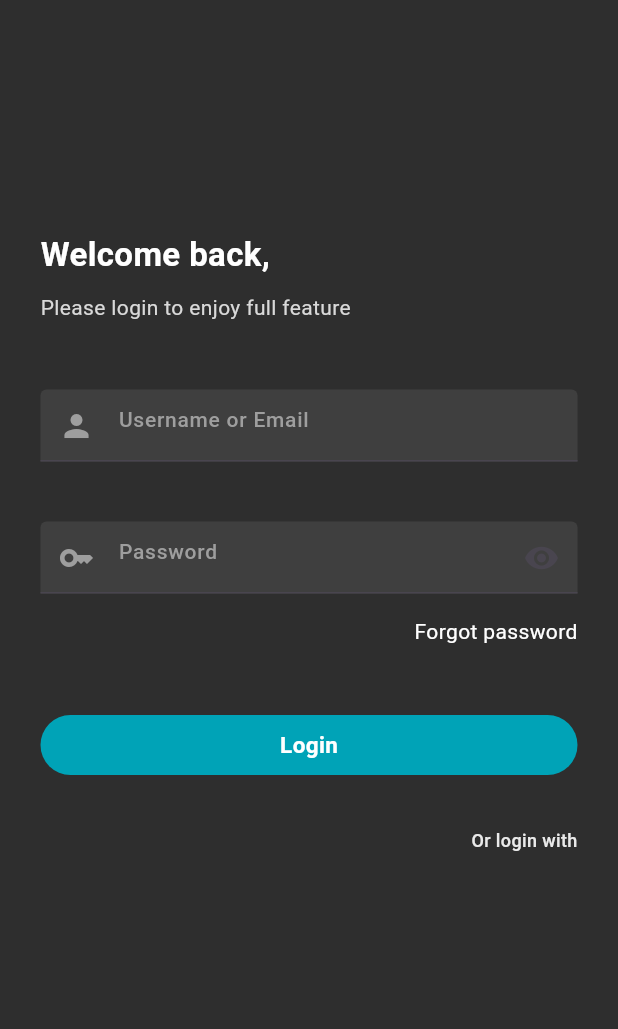
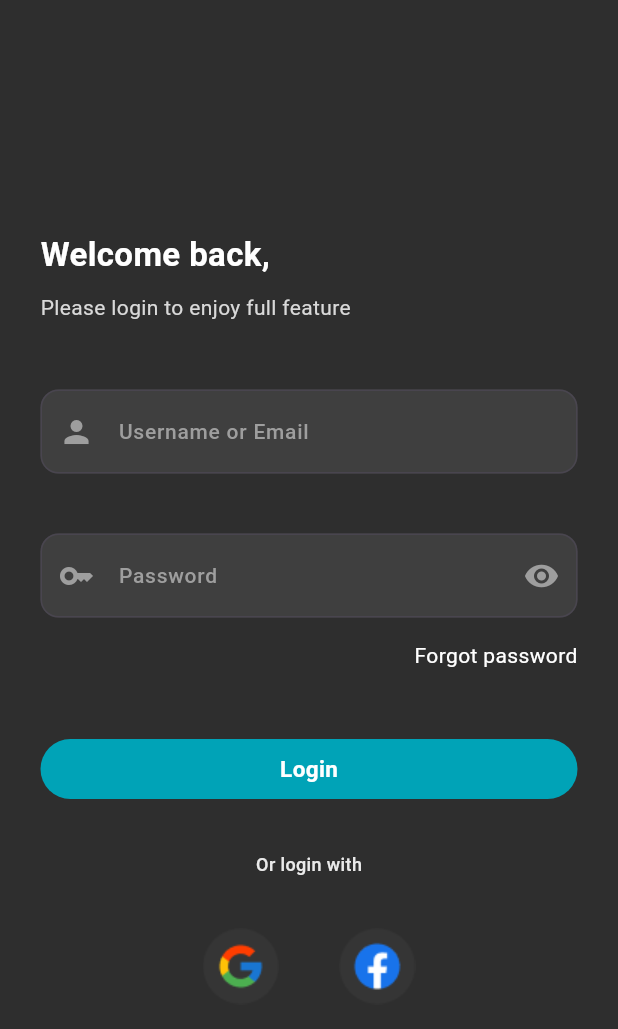
Before and after one commit to Shoxrux5101/flutter_dars_23, a Flutter app: the LoginRegisterPage screen opened directly, on a phone screen of 412 x 824 dp. Shown: the top 1029 px of the screen. Run offline on Flutter 3.47's test engine with Material 3 defaults, Android fonts, the phone set to English and light mode, and no system bars.

Commit message:
qayta yuklandi

```diff
--- a/lib/loginRegisterPage.dart
+++ b/lib/onBoarding/loginRegisterPage.dart
@@ -1,4 +1,5 @@
 import 'package:flutter/material.dart';
+import 'package:untitled1/onBoarding/registerNowPage.dart';
 
 class LoginRegisterPage extends StatefulWidget {
   const LoginRegisterPage({super.key});
@@ -56,6 +57,9 @@ class _LoginRegisterPageState extends State<LoginRegisterPage> {
                   ),
                   TextField(
                     decoration: InputDecoration(
+                      border: OutlineInputBorder(
+                        borderRadius: BorderRadius.circular(12),
+                      ),
                       filled: true,
                       fillColor: Color(0xFF3F3F3F),
                       hintText: "Username or Email",
@@ -74,7 +78,12 @@ class _LoginRegisterPageState extends State<LoginRegisterPage> {
                     height: 40,
                   ),
                   TextField(
+                    obscureText: obscureText,
+                    controller: controller,
                     decoration: InputDecoration(
+                      border: OutlineInputBorder(
+                        borderRadius: BorderRadius.circular(12),
+                      ),
                       filled: true,
                       fillColor: Color(0xFF3F3F3F),
                       hintText: "Password",
@@ -88,6 +97,7 @@ class _LoginRegisterPageState extends State<LoginRegisterPage> {
                         color: Colors.grey,
                       ),
                       suffixIcon: IconButton(
+                        color: Colors.grey,
                         onPressed: () {
                           obscureText = !obscureText;
                           setState(() {});
@@ -136,7 +146,6 @@ class _LoginRegisterPageState extends State<LoginRegisterPage> {
                     height: 35,
                   ),
                   Align(
-                    alignment: Alignment.centerRight,
                     child: Text(
                       "Or login with",
                       style: TextStyle(
@@ -145,6 +154,44 @@ class _LoginRegisterPageState extends State<LoginRegisterPage> {
                         color: Color(0xFFEAEAEA),
                       ),
                     ),
+                  ),
+                  SizedBox(
+                    height: 34,
+                  ),
+                  Row(
+                    spacing: 40,
+                    mainAxisAlignment: MainAxisAlignment.center,
+                    children: [
+                      Image.asset("assets/google.png"),
+                      Image.asset("assets/facebook.png"),
+                    ],
+                  ),
+                  SizedBox(height: 150,),
+                  Row(
+                    mainAxisAlignment: MainAxisAlignment.center,
+                    children: [
+                      Text(
+                        "Not have an account?",
+                        style: TextStyle(
+                          fontWeight: FontWeight.w400,
+                          fontSize: 14,
+                          color: Colors.white,
+                        ),
+                      ),
+                      TextButton(
+                        onPressed: (){
+                        Navigator.push(context, MaterialPageRoute(builder: (context) => RegisterNowPage()),);
+                      },
+                        child: Text(
+                          " Register now",
+                          style: TextStyle(
+                            fontWeight: FontWeight.w400,
+                            fontSize: 14,
+                            color: Color(0xFF00A3B7),
+                          ),
+                        ),
+                      ),
+                    ],
                   ),
                 ],
               ),
```
Also changed, not shown: lib/main.dart (+12 -7 lines), lib/onBoarding/registerNowPage.dart (added, +250 -0 lines), assets/facebook.png (added), assets/google.png (added), lib/onBoarding/indicatorWidget.dart (renamed from lib/indicatorWidget.dart), lib/onBoarding/onBoardingButton.dart (renamed from lib/onBoardingButton.dart), lib/onBoarding/onBoardingPage.dart (renamed from lib/onBoardingPage.dart), lib/onBoarding/skipBackButton.dart (renamed from lib/skipBackButton.dart).
